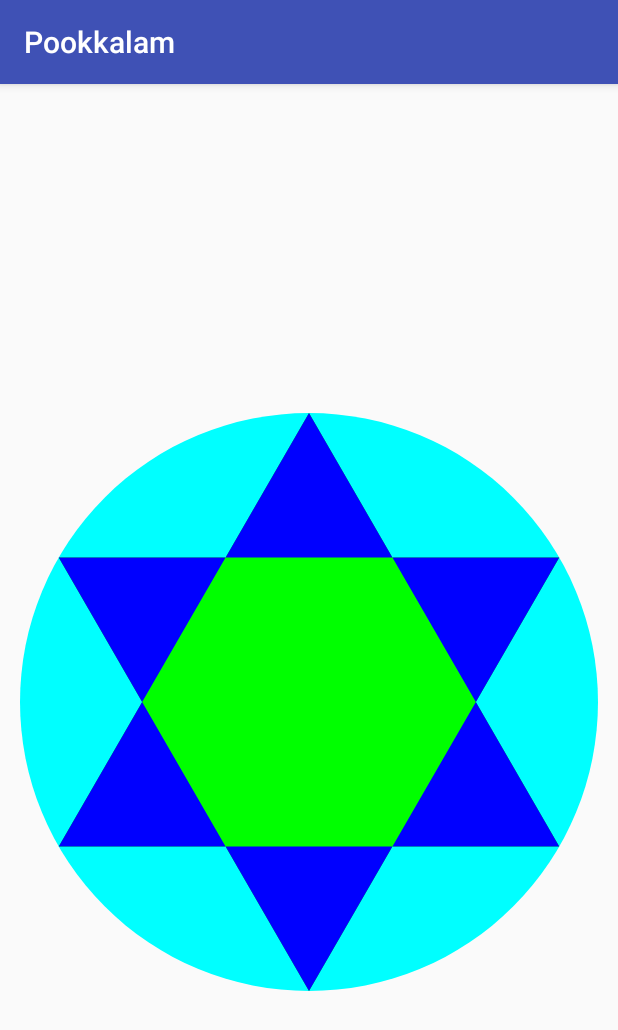
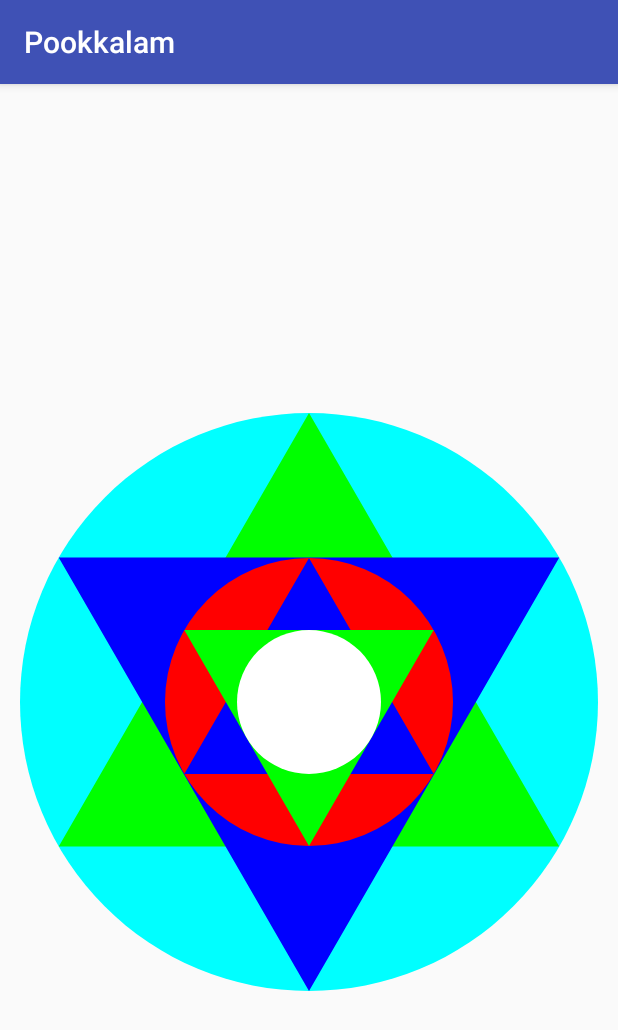
Before and after one commit to akhilc1/Pookkalam, an Android app: the screen it shows after launch (MainActivity), on a phone screen of 412 x 824 dp. Shown: the top 1030 px of the screen. Run offline under Robolectric (Android 15) with nearby library versions, the phone set to English and light mode, and no system bars.

```diff
--- a/app/src/main/java/com/qburst/akhil/pookkalam/CanvasView.java
+++ b/app/src/main/java/com/qburst/akhil/pookkalam/CanvasView.java
@@ -18,6 +18,7 @@ import android.widget.ImageView;
 
 public class CanvasView extends ImageView {
     Paint paint;
+    Canvas canvas;
     Context context;
     Point center;
     Path path;
@@ -34,35 +35,46 @@ public class CanvasView extends ImageView {
         paint.setColor(Color.BLACK);
         //paint.setXfermode(new PorterDuffXfermode(PorterDuff.Mode.));
         paint.setStrokeWidth(5);
-        //paint.setStyle(Paint.Style.STROKE);
+
     }
 
     @Override
     protected void onDraw(Canvas canvas) {
         super.onDraw(canvas);
-        //drawInnerCircle(canvas);
-        drawOuterCircle(canvas);
+        this.canvas = canvas;
+        drawOuterCircle();
+        drawInnerCircle();
+        drawInnermostCircle();
     }
 
-    private void drawInnerCircle(Canvas canvas) {
-        paint.setColor(Color.RED);
-        canvas.drawCircle(center.x, center.y, radius / 2, paint);
-        drawCircumscribedTriangle(canvas, center.x, center.y, radius / 2, paint, Color.BLUE);
-        drawInvertedTriangle(canvas, center.x, center.y, radius, paint, Color.BLUE);
+    private void drawInnermostCircle() {
+        paint.setColor(Color.WHITE);
+        paint.setStyle(Paint.Style.FILL);
+        canvas.drawCircle(center.x, center.y, radius / 4, paint);
     }
 
-    private void drawOuterCircle(Canvas canvas) {
-        paint.setColor(Color.CYAN);
-        canvas.drawCircle(center.x, center.y, radius, paint);
-        drawCircumscribedTriangle(canvas, center.x, center.y, radius, paint, Color.GREEN);
-        drawInvertedTriangle(canvas, center.x, center.y, radius, paint, Color.BLUE);
+    private void drawInnerCircle() {
+        paint.setColor(Color.RED);
+        paint.setStyle(Paint.Style.FILL);
+        canvas.drawCircle(center.x, center.y, radius / 2, paint);
+        drawCircumscribedTriangle(center.x, center.y, radius / 2, paint, Color.BLUE);
+        drawInvertedTriangle(center.x, center.y, radius/2, paint, Color.GREEN);
     }
 
-    private void drawInvertedTriangle(Canvas canvas, int x, int y, int radius, Paint paint, int color) {
+    private void drawOuterCircle() {
+        paint.setColor(Color.CYAN);
+        paint.setStyle(Paint.Style.FILL);
+        canvas.drawCircle(center.x, center.y, radius, paint);
+        drawCircumscribedTriangle(center.x, center.y, radius, paint, Color.GREEN);
+        drawInvertedTriangle(center.x, center.y, radius, paint, Color.BLUE);
+    }
+
+    private void drawInvertedTriangle(int x, int y, int radius, Paint paint, int color) {
         float xOffsetFromCenter = (float) (Math.cos((float) Math.PI / 6) * radius);
         float yOffsetFromCenter = (float) (Math.sin((float) Math.PI / 6) * radius);
         paint.setColor(color);
         paint.setStyle(Paint.Style.FILL);
+        path.reset();
         path.moveTo(x, y + radius);
         path.lineTo(x - xOffsetFromCenter, y - yOffsetFromCenter);
         path.lineTo(x + xOffsetFromCenter, y - yOffsetFromCenter);
@@ -83,11 +95,12 @@ public class CanvasView extends ImageView {
         Log.d(TAG, "setWidthHeight: " + radius);
     }
 
-    private void drawCircumscribedTriangle(Canvas canvas, float x, float y, int radius, Paint paint, int color) {
+    private void drawCircumscribedTriangle(float x, float y, int radius, Paint paint, int color) {
         float xOffsetFromCenter = (float) (Math.cos((float) Math.PI / 6) * radius);
         float yOffsetFromCenter = (float) (Math.sin((float) Math.PI / 6) * radius);
         paint.setColor(color);
         paint.setStyle(Paint.Style.FILL);
+        path.reset();
         path.moveTo(x, y - radius);
         path.lineTo(x - xOffsetFromCenter, y + yOffsetFromCenter);
         path.lineTo(x + xOffsetFromCenter, y + yOffsetFromCenter);
```
